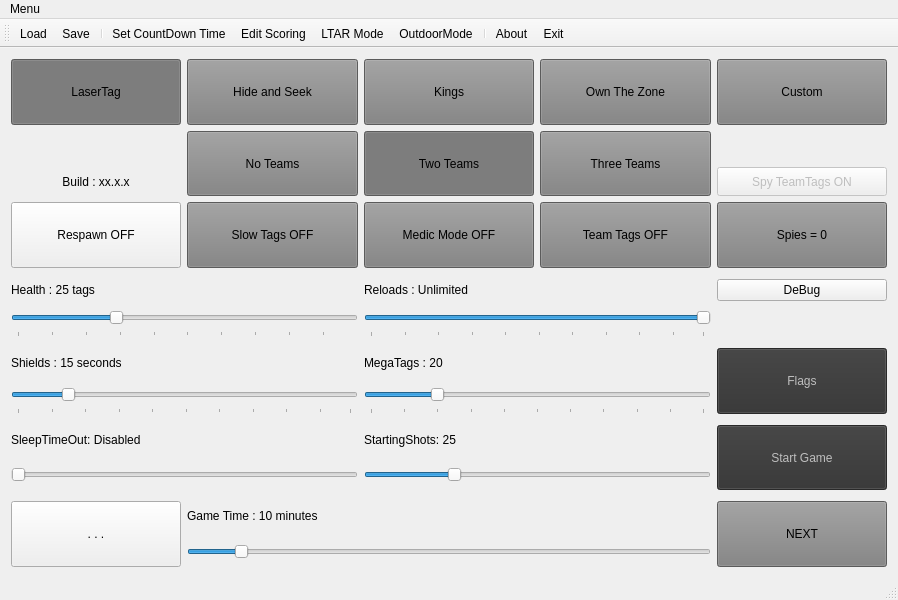
Old version of the form LttoMainWindow.ui in the repository rmick/Combobulator.
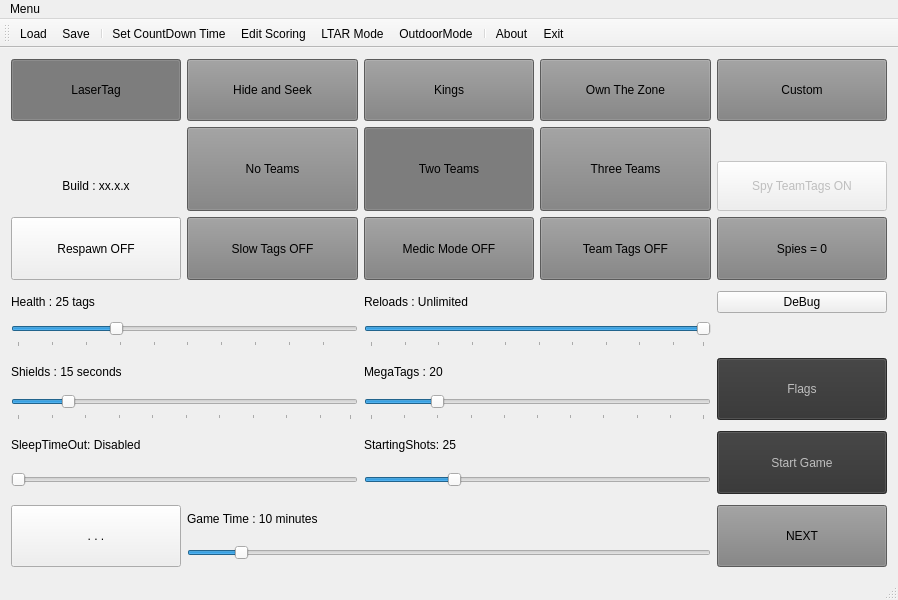
New version of the form.

Commit message:
Super simple UI layout finalised
The layout of LttoMainWindow is now perfect.

Still need to fix splashscreen issues at start-up.

What changed in the file:
```diff
--- a/LttoMainWindow.ui
+++ b/LttoMainWindow.ui
@@ -42,15 +42,15 @@
     <item row="4" column="2" rowspan="2">
      <widget class="QPushButton" name="btn_MedicMode">
       <property name="sizePolicy">
-       <sizepolicy hsizetype="Preferred" vsizetype="Preferred">
+       <sizepolicy hsizetype="MinimumExpanding" vsizetype="MinimumExpanding">
         <horstretch>0</horstretch>
         <verstretch>0</verstretch>
        </sizepolicy>
       </property>
       <property name="minimumSize">
        <size>
-        <width>54</width>
-        <height>34</height>
+        <width>0</width>
+        <height>0</height>
        </size>
       </property>
       <property name="palette">
@@ -158,14 +158,14 @@
     <item row="0" column="0" rowspan="2">
      <widget class="QPushButton" name="btn_Ltag">
       <property name="sizePolicy">
-       <sizepolicy hsizetype="Preferred" vsizetype="Preferred">
+       <sizepolicy hsizetype="MinimumExpanding" vsizetype="MinimumExpanding">
         <horstretch>0</horstretch>
         <verstretch>0</verstretch>
        </sizepolicy>
       </property>
       <property name="minimumSize">
        <size>
-        <width>54</width>
+        <width>0</width>
         <height>0</height>
        </size>
       </property>
@@ -294,7 +294,7 @@
       <property name="minimumSize">
        <size>
         <width>0</width>
-        <height>30</height>
+        <height>0</height>
        </size>
       </property>
       <property name="maximumSize">
@@ -337,7 +337,7 @@
       <property name="minimumSize">
        <size>
         <width>0</width>
-        <height>30</height>
+        <height>0</height>
        </size>
       </property>
       <property name="maximumSize">
@@ -433,7 +433,7 @@
       <property name="maximumSize">
        <size>
         <width>16777215</width>
-        <height>40</height>
+        <height>16777215</height>
        </size>
       </property>
       <property name="minimum">
@@ -497,14 +497,14 @@
     <item row="0" column="3" rowspan="2">
      <widget class="QPushButton" name="btn_OwnTheZone">
       <property name="sizePolicy">
-       <sizepolicy hsizetype="Preferred" vsizetype="Preferred">
+       <sizepolicy hsizetype="MinimumExpanding" vsizetype="MinimumExpanding">
         <horstretch>0</horstretch>
         <verstretch>0</verstretch>
        </sizepolicy>
       </property>
       <property name="minimumSize">
        <size>
-        <width>54</width>
+        <width>0</width>
         <height>0</height>
        </size>
       </property>
@@ -627,7 +627,7 @@
       <property name="minimumSize">
        <size>
         <width>0</width>
-        <height>30</height>
+        <height>0</height>
        </size>
       </property>
       <property name="maximumSize">
@@ -653,7 +653,7 @@
        <bool>false</bool>
       </property>
       <property name="sizePolicy">
-       <sizepolicy hsizetype="Minimum" vsizetype="Preferred">
+       <sizepolicy hsizetype="MinimumExpanding" vsizetype="MinimumExpanding">
         <horstretch>0</horstretch>
         <verstretch>0</verstretch>
        </sizepolicy>
@@ -681,15 +681,15 @@
     <item row="16" column="5" rowspan="2">
      <widget class="QPushButton" name="btn_SelectPlayers">
       <property name="sizePolicy">
-       <sizepolicy hsizetype="Preferred" vsizetype="Preferred">
+       <sizepolicy hsizetype="MinimumExpanding" vsizetype="MinimumExpanding">
         <horstretch>0</horstretch>
         <verstretch>0</verstretch>
        </sizepolicy>
       </property>
       <property name="minimumSize">
        <size>
-        <width>54</width>
-        <height>34</height>
+        <width>0</width>
+        <height>0</height>
        </size>
       </property>
       <property name="palette">
@@ -799,6 +799,12 @@
       <property name="enabled">
        <bool>true</bool>
       </property>
+      <property name="sizePolicy">
+       <sizepolicy hsizetype="MinimumExpanding" vsizetype="Fixed">
+        <horstretch>0</horstretch>
+        <verstretch>0</verstretch>
+       </sizepolicy>
+      </property>
       <property name="font">
        <font/>
       </property>
@@ -818,7 +824,7 @@
       <property name="minimumSize">
        <size>
         <width>0</width>
-        <height>30</height>
+        <height>0</height>
        </size>
       </property>
       <property name="maximumSize">
@@ -847,15 +853,15 @@
        <bool>false</bool>
       </property>
       <property name="sizePolicy">
-       <sizepolicy hsizetype="Preferred" vsizetype="Preferred">
+       <sizepolicy hsizetype="MinimumExpanding" vsizetype="MinimumExpanding">
         <horstretch>0</horstretch>
         <verstretch>0</verstretch>
        </sizepolicy>
       </property>
       <property name="minimumSize">
        <size>
-        <width>54</width>
-        <height>30</height>
+        <width>0</width>
+        <height>0</height>
        </size>
       </property>
       <property name="palette">
@@ -960,14 +966,14 @@
     <item row="4" column="1" rowspan="2">
      <widget class="QPushButton" name="btn_SlowTags">
       <property name="sizePolicy">
-       <sizepolicy hsizetype="Preferred" vsizetype="Preferred">
+       <sizepolicy hsizetype="MinimumExpanding" vsizetype="MinimumExpanding">
         <horstretch>0</horstretch>
         <verstretch>0</verstretch>
        </sizepolicy>
       </property>
       <property name="minimumSize">
        <size>
-        <width>54</width>
+        <width>0</width>
         <height>0</height>
        </size>
       </property>
@@ -1079,14 +1085,14 @@
     <item row="0" column="1" rowspan="2">
      <widget class="QPushButton" name="btn_HideAndSeek">
       <property name="sizePolicy">
-       <sizepolicy hsizetype="Preferred" vsizetype="Preferred">
+       <sizepolicy hsizetype="MinimumExpanding" vsizetype="MinimumExpanding">
         <horstretch>0</horstretch>
         <verstretch>0</verstretch>
        </sizepolicy>
       </property>
       <property name="minimumSize">
        <size>
-        <width>54</width>
+        <width>0</width>
         <height>0</height>
        </size>
       </property>
@@ -1217,7 +1223,7 @@
     <item row="2" column="2" rowspan="2">
      <widget class="QPushButton" name="btn_TwoTeams">
       <property name="sizePolicy">
-       <sizepolicy hsizetype="Preferred" vsizetype="Preferred">
+       <sizepolicy hsizetype="MinimumExpanding" vsizetype="MinimumExpanding">
         <horstretch>0</horstretch>
         <verstretch>0</verstretch>
        </sizepolicy>
@@ -1225,7 +1231,7 @@
       <property name="minimumSize">
        <size>
         <width>0</width>
-        <height>34</height>
+        <height>0</height>
        </size>
       </property>
       <property name="palette">
@@ -1380,14 +1386,14 @@
     <item row="4" column="3" rowspan="2">
      <widget class="QPushButton" name="btn_TeamTags">
       <property name="sizePolicy">
-       <sizepolicy hsizetype="Preferred" vsizetype="Preferred">
+       <sizepolicy hsizetype="MinimumExpanding" vsizetype="MinimumExpanding">
         <horstretch>0</horstretch>
         <verstretch>0</verstretch>
        </sizepolicy>
       </property>
       <property name="minimumSize">
        <size>
-        <width>54</width>
+        <width>0</width>
         <height>0</height>
        </size>
       </property>
@@ -1546,7 +1552,7 @@
     <item row="4" column="0" rowspan="2">
      <widget class="QPushButton" name="btn_ReSpawn">
       <property name="sizePolicy">
-       <sizepolicy hsizetype="Preferred" vsizetype="Preferred">
+       <sizepolicy hsizetype="MinimumExpanding" vsizetype="MinimumExpanding">
         <horstretch>0</horstretch>
         <verstretch>0</verstretch>
        </sizepolicy>
@@ -1565,15 +1571,15 @@
     <item row="0" column="2" rowspan="2">
      <widget class="QPushButton" name="btn_Kings">
       <property name="sizePolicy">
-       <sizepolicy hsizetype="Preferred" vsizetype="Preferred">
+       <sizepolicy hsizetype="MinimumExpanding" vsizetype="MinimumExpanding">
         <horstretch>0</horstretch>
         <verstretch>0</verstretch>
        </sizepolicy>
       </property>
       <property name="minimumSize">
        <size>
-        <width>54</width>
-        <height>34</height>
+        <width>0</width>
+        <height>0</height>
        </size>
       </property>
       <property name="palette">
@@ -1687,14 +1693,14 @@
     <item row="4" column="5" rowspan="2">
      <widget class="QPushButton" name="btn_Spies">
       <property name="sizePolicy">
-       <sizepolicy hsizetype="Preferred" vsizetype="Preferred">
+       <sizepolicy hsizetype="MinimumExpanding" vsizetype="MinimumExpanding">
         <horstretch>0</horstretch>
         <verstretch>0</verstretch>
        </sizepolicy>
       </property>
       <property name="minimumSize">
        <size>
-        <width>54</width>
+        <width>0</width>
         <height>0</height>
        </size>
       </property>
@@ -1806,14 +1812,14 @@
     <item row="2" column="3" rowspan="2">
      <widget class="QPushButton" name="btn_ThreeTeams">
       <property name="sizePolicy">
-       <sizepolicy hsizetype="Preferred" vsizetype="Preferred">
+       <sizepolicy hsizetype="MinimumExpanding" vsizetype="MinimumExpanding">
         <horstretch>0</horstretch>
         <verstretch>0</verstretch>
        </sizepolicy>
       </property>
       <property name="minimumSize">
        <size>
-        <width>54</width>
+        <width>0</width>
         <height>0</height>
        </size>
       </property>
@@ -1947,14 +1953,14 @@
     <item row="2" column="1" rowspan="2">
      <widget class="QPushButton" name="btn_NoTeams">
       <property name="sizePolicy">
-       <sizepolicy hsizetype="Preferred" vsizetype="Preferred">
+       <sizepolicy hsizetype="MinimumExpanding" vsizetype="MinimumExpanding">
         <horstretch>0</horstretch>
         <verstretch>0</verstretch>
        </sizepolicy>
       </property>
       <property name="minimumSize">
        <size>
-        <width>54</width>
+        <width>0</width>
         <height>0</height>
        </size>
       </property>
@@ -2072,7 +2078,7 @@
        <bool>false</bool>
       </property>
       <property name="sizePolicy">
-       <sizepolicy hsizetype="Preferred" vsizetype="Preferred">
+       <sizepolicy hsizetype="MinimumExpanding" vsizetype="MinimumExpanding">
         <horstretch>0</horstretch>
         <verstretch>0</verstretch>
        </sizepolicy>
@@ -2185,7 +2191,7 @@
        <bool>true</bool>
       </property>
       <property name="sizePolicy">
-       <sizepolicy hsizetype="Preferred" vsizetype="Preferred">
+       <sizepolicy hsizetype="MinimumExpanding" vsizetype="MinimumExpanding">
         <horstretch>0</horstretch>
         <verstretch>0</verstretch>
        </sizepolicy>
@@ -2215,7 +2221,7 @@
       <property name="maximumSize">
        <size>
         <width>16777215</width>
-        <height>40</height>
+        <height>16777215</height>
        </size>
       </property>
       <property name="value">
@@ -2235,14 +2241,14 @@
     <item row="0" column="5" rowspan="2">
      <widget class="QPushButton" name="btn_CustomGame">
       <property name="sizePolicy">
-       <sizepolicy hsizetype="Preferred" vsizetype="Preferred">
+       <sizepolicy hsizetype="MinimumExpanding" vsizetype="MinimumExpanding">
         <horstretch>0</horstretch>
         <verstretch>0</verstretch>
        </sizepolicy>
       </property>
       <property name="minimumSize">
        <size>
-        <width>54</width>
+        <width>0</width>
         <height>0</height>
        </size>
       </property>
@@ -2368,7 +2374,7 @@
       <property name="maximumSize">
        <size>
         <width>16777215</width>
-        <height>40</height>
+        <height>16777215</height>
        </size>
       </property>
       <property name="orientation">
@@ -2409,20 +2415,23 @@
      </widget>
     </item>
     <item row="8" column="5">
-     <spacer name="hSpcer_Column5">
-      <property name="orientation">
-       <enum>Qt::Horizontal</enum>
+     <widget class="QLabel" name="label_BlankSpacer">
+      <property name="sizePolicy">
+       <sizepolicy hsizetype="Minimum" vsizetype="Minimum">
+        <horstretch>0</horstretch>
+        <verstretch>0</verstretch>
+       </sizepolicy>
       </property>
-      <property name="sizeType">
-       <enum>QSizePolicy::Minimum</enum>
-      </property>
-      <property name="sizeHint" stdset="0">
+      <property name="minimumSize">
        <size>
-        <width>150</width>
-        <height>20</height>
+        <width>75</width>
+        <height>0</height>
        </size>
       </property>
-     </spacer>
+      <property name="text">
+       <string/>
+      </property>
+     </widget>
     </item>
    </layout>
   </widget>
```
Left out of the diff: 2 changed lines with no effect on the pictures. The commit also changes 5 other files.
